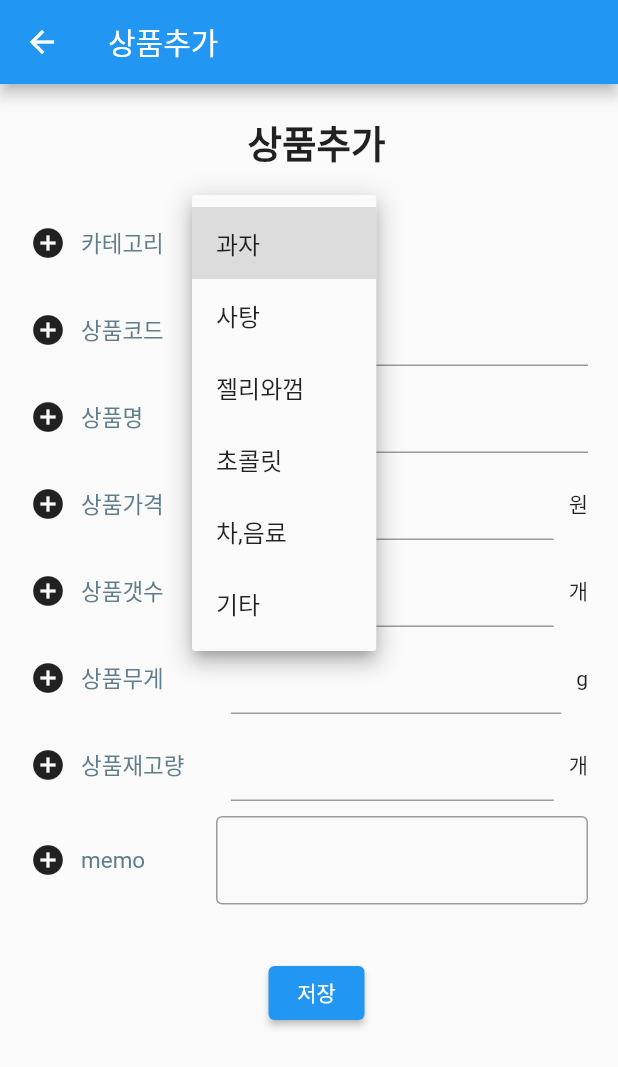
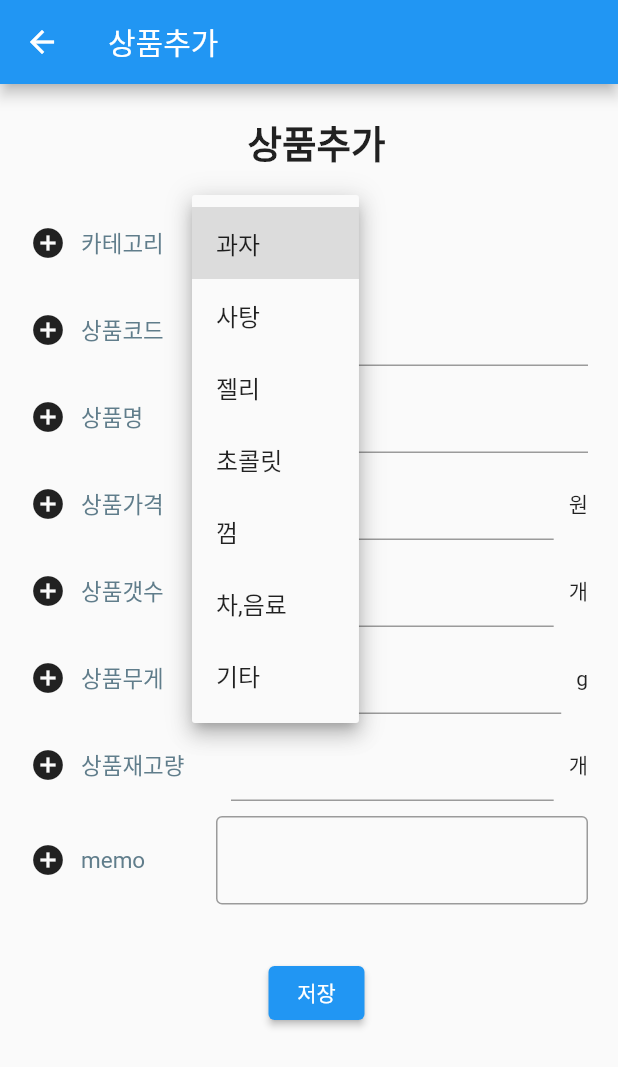
Before and after one commit to WonsunOh/stockmanager, a Flutter app: the AddGoods screen opened directly, after a tap on "과자", on a phone screen of 412 x 824 dp. Shown: the top 1067 px of the screen. Run offline on Flutter 3.47's test engine with Material 2 defaults, Android fonts, the phone set to English and light mode, and no system bars; our stand-ins replace cloud_firestore, firebase_core, get; missing offline and left inert: dart:js; accounts and stored records are empty.

Commit message:
first commit

```diff
--- a/lib/views/screen/sale_home.dart
+++ b/lib/views/screen/sale_home.dart
@@ -41,7 +41,9 @@ class _MyHomeState extends State<MyHome> {
     '사탕',
     '젤리',
     '초콜릿',
-    '기타',
+    '껌',
+    '차,음료'
+        '기타',
   ];
 
   headContainer(
--- a/lib/views/widgets/add_goods.dart
+++ b/lib/views/widgets/add_goods.dart
@@ -25,8 +25,9 @@ class _AddGoodsState extends State<AddGoods> {
   final List<String> goodsTypeList = [
     '과자',
     '사탕',
-    '젤리와껌',
+    '젤리',
     '초콜릿',
+    '껌',
     '차,음료',
     '기타',
   ];
```
